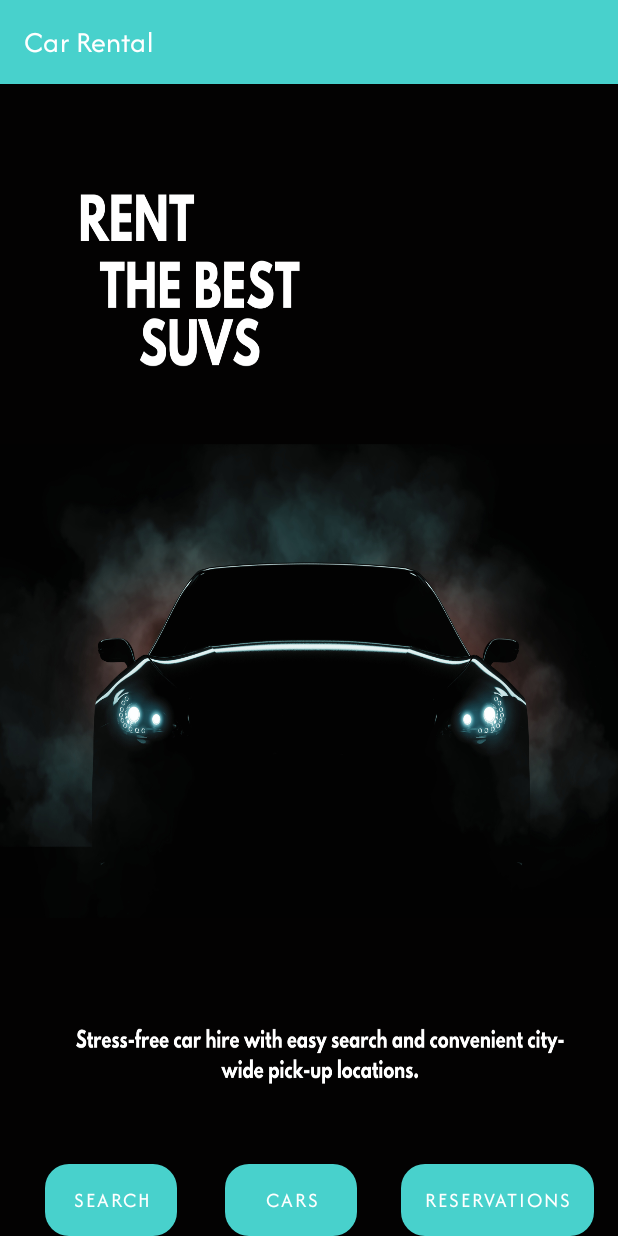
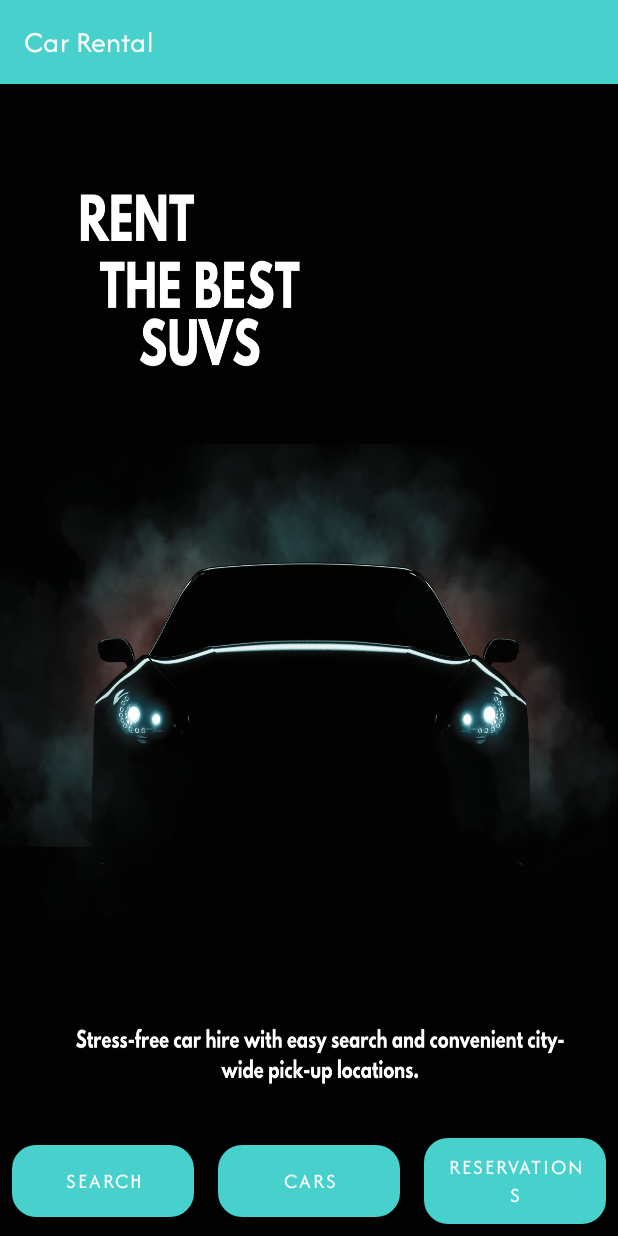
Before and after one commit to LouayTRC/locationApplication, an Android app built with Jetpack Compose: the screen it shows after launch (MainActivity), on a phone screen of 412 x 824 dp. Run offline under Robolectric (Android 15) with nearby library versions, the phone set to English and light mode, and no system bars.

Commit message:
jozeph commited

```diff
--- a/app/src/main/res/layout/activity_main.xml
+++ b/app/src/main/res/layout/activity_main.xml
@@ -1,55 +1,52 @@
 <?xml version="1.0" encoding="utf-8"?>
-<androidx.constraintlayout.widget.ConstraintLayout
-    xmlns:android="http://schemas.android.com/apk/res/android"
-    xmlns:app="http://schemas.android.com/apk/res-auto"
-    xmlns:tools="http://schemas.android.com/tools"
-    android:id="@+id/main"
-    android:background="@drawable/home"
+<LinearLayout xmlns:android="http://schemas.android.com/apk/res/android"
     android:layout_width="match_parent"
     android:layout_height="match_parent"
-    tools:context=".MainActivity">
+    xmlns:tools="http://schemas.android.com/tools"
+    android:orientation="vertical"
+    android:background="@drawable/home">
 
+    <!-- Spacer View to push buttons to the bottom -->
     <View
         android:layout_width="match_parent"
-        android:layout_height="200dp"
-        tools:ignore="MissingConstraints" />
+        android:layout_height="0dp"
+        android:layout_weight="1" />
+
+    <LinearLayout
+        android:layout_width="match_parent"
+        android:layout_height="wrap_content"
+        android:orientation="horizontal"
+        android:gravity="center">
 
         <Button
             android:id="@+id/Button6"
-        android:layout_width="wrap_content"
+            android:layout_width="0dp"
             android:layout_height="wrap_content"
             android:text="Search"
             android:background="@drawable/rounded_button"
             android:onClick="goToCarResearch"
-    app:layout_constraintBottom_toBottomOf="parent"
-    app:layout_constraintStart_toStartOf="parent"
-    app:layout_constraintEnd_toStartOf="@id/goCars"
-    app:layout_constraintHorizontal_chainStyle="packed"
-    android:layout_marginStart="16dp"
-    android:layout_marginEnd="16dp" />
+            android:layout_weight="1"
+            android:layout_margin="8dp"/>
 
         <Button
             android:id="@+id/goCars"
-        android:layout_width="wrap_content"
+            android:layout_width="0dp"
             android:layout_height="wrap_content"
             android:text="Cars"
             android:background="@drawable/rounded_button"
             android:onClick="goToCarList"
-    app:layout_constraintBottom_toBottomOf="parent"
-    app:layout_constraintStart_toEndOf="@id/Button6"
-    app:layout_constraintEnd_toStartOf="@id/Button7"
-    android:layout_marginStart="16dp"
-    android:layout_marginEnd="16dp"/>
+            android:layout_weight="1"
+            android:layout_margin="8dp"/>
 
         <Button
             android:id="@+id/Button7"
-        android:layout_width="wrap_content"
+            android:layout_width="0dp"
             android:layout_height="wrap_content"
             android:text="Reservations"
             android:background="@drawable/rounded_button"
             android:onClick="goToReservationList"
-    app:layout_constraintBottom_toBottomOf="parent"
-    app:layout_constraintEnd_toEndOf="parent"
-    android:layout_marginEnd="16dp" />
+            android:layout_weight="1"
+            android:layout_margin="8dp"/>
+    </LinearLayout>
 
-</androidx.constraintlayout.widget.ConstraintLayout>
+</LinearLayout>
```
Lines whose indentation alone changed are shown as unchanged.
